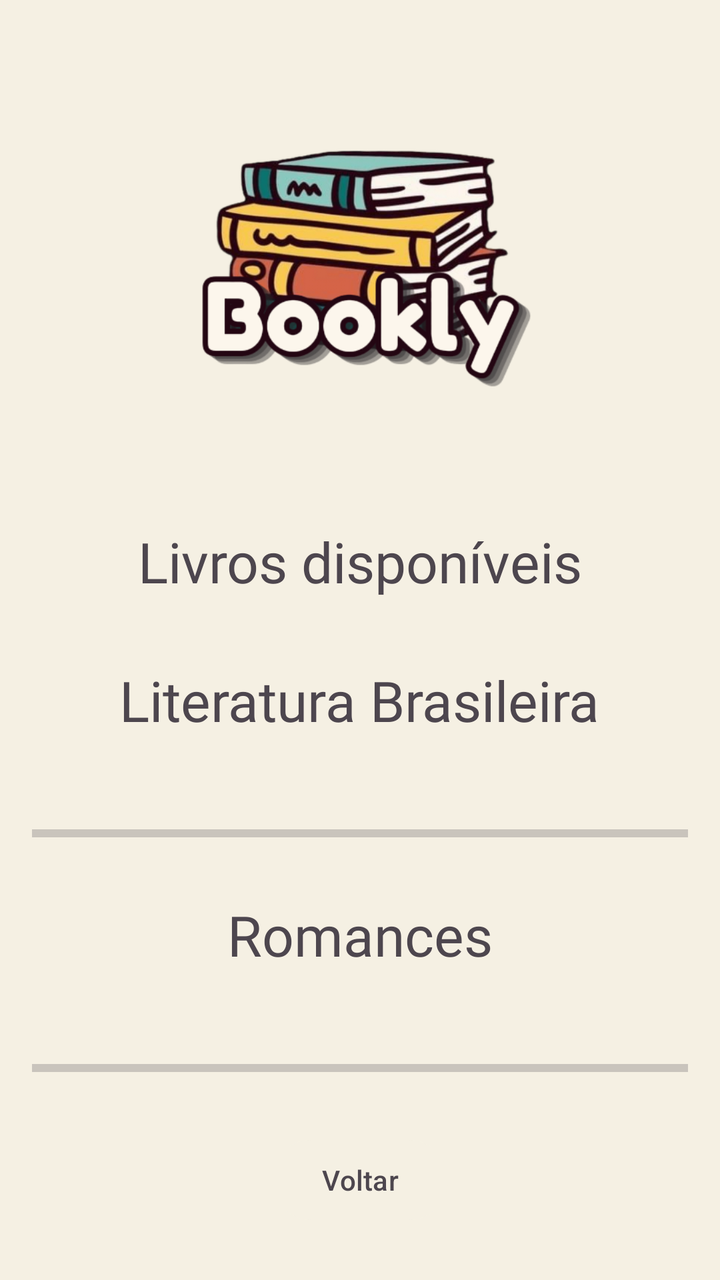
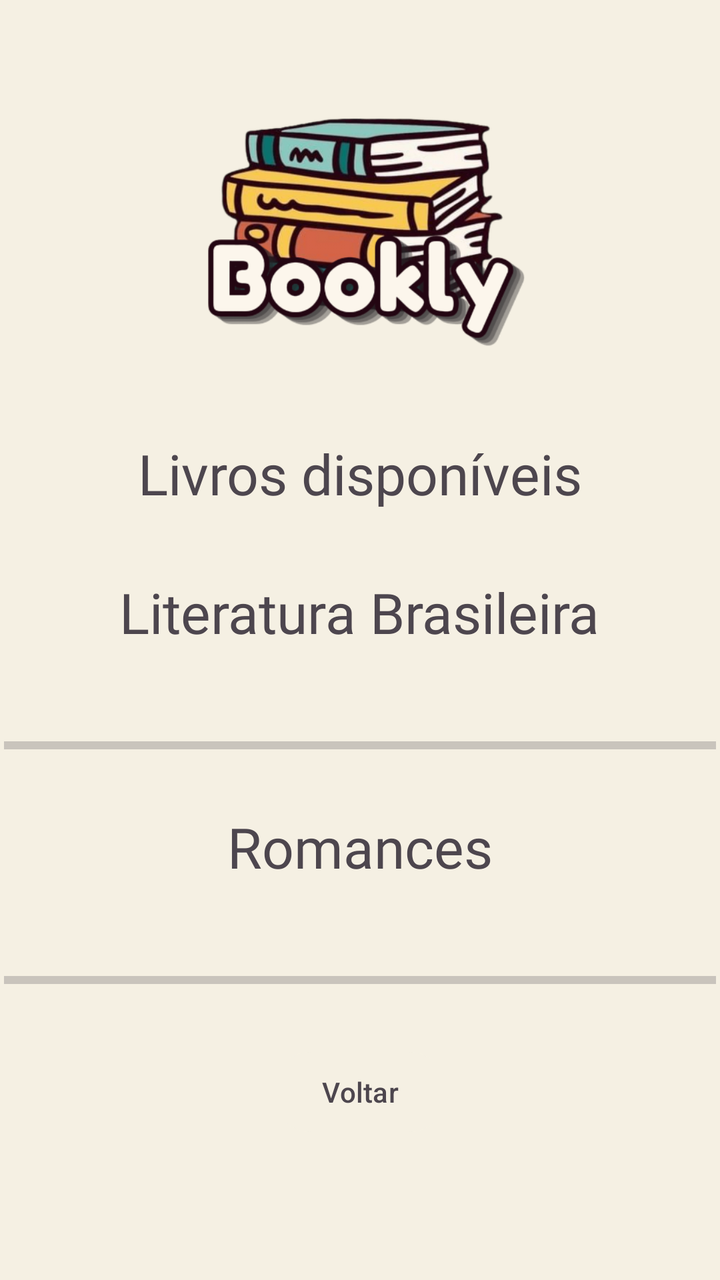

The first picture is an Android layout as it rendered before a commit; the second is the same layout after the commit. The layout source and the unified diff follow.
<!-- AndroidManifest.xml: application theme Theme.MeuProjetinhoArrasoBiblioteca -->
<!-- res/layout/activity_lista_livros2.xml -->
<?xml version="1.0" encoding="utf-8"?>
<androidx.core.widget.NestedScrollView xmlns:android="http://schemas.android.com/apk/res/android"
    xmlns:app="http://schemas.android.com/apk/res-auto"
    android:id="@+id/main"
    android:layout_width="match_parent"
    android:layout_height="match_parent"
    android:background="#F5F0E3"
    android:fillViewport="true">

    <LinearLayout
        android:layout_width="match_parent"
        android:layout_height="wrap_content"
        android:gravity="center_horizontal"
        android:orientation="vertical"
        android:padding="16dp">

        <ImageView
            android:id="@+id/imageView2"
            android:layout_width="235dp"
            android:layout_height="222dp"
            app:srcCompat="@drawable/bookly_logo" />

        <TextView
            android:layout_width="wrap_content"
            android:layout_height="wrap_content"
            android:layout_marginTop="24dp"
            android:fontFamily="@font/fredoka_one"
            android:text="Livros disponíveis"
            android:textColor="#4D464E"
            android:textSize="28sp" />

        <androidx.recyclerview.widget.RecyclerView
            android:id="@+id/recyclerViewLivros"
            android:layout_width="match_parent"
            android:layout_height="wrap_content"
            android:layout_marginTop="8dp"
            android:scrollbars="horizontal" />

        <TextView
            android:layout_width="wrap_content"
            android:layout_height="wrap_content"
            android:layout_marginTop="24dp"
            android:fontFamily="@font/fredoka_one"
            android:text="Literatura Brasileira"
            android:textColor="#4D464E"
            android:textSize="28sp" />

        <androidx.recyclerview.widget.RecyclerView
            android:id="@+id/recyclerViewMaisLivros"
            android:layout_width="match_parent"
            android:layout_height="wrap_content"
            android:layout_marginTop="8dp"
            android:scrollbars="horizontal" />

        <ProgressBar
            android:id="@+id/progressBar3"
            style="?android:attr/progressBarStyleHorizontal"
            android:layout_width="match_parent"
            android:layout_height="wrap_content"
            android:layout_marginTop="32dp" />

        <TextView
            android:layout_width="wrap_content"
            android:layout_height="wrap_content"
            android:layout_marginTop="24dp"
            android:fontFamily="@font/fredoka_one"
            android:text="Romances"
            android:textColor="#4D464E"
            android:textSize="28sp" />

        <androidx.recyclerview.widget.RecyclerView
            android:id="@+id/recyclerViewMaisLivros2"
            android:layout_width="match_parent"
            android:layout_height="wrap_content"
            android:layout_marginTop="8dp"
            android:scrollbars="horizontal" />

        <ProgressBar
            android:id="@+id/progressBar2"
            style="?android:attr/progressBarStyleHorizontal"
            android:layout_width="match_parent"
            android:layout_height="wrap_content"
            android:layout_marginTop="32dp" />

        <Button
            android:id="@+id/voltarmenu4"
            android:layout_width="wrap_content"
            android:layout_height="wrap_content"
            android:layout_marginTop="24dp"
            android:backgroundTint="#F5F0E3"
            android:text="Voltar"
            android:textColor="#4D464E" />

    </LinearLayout>
</androidx.core.widget.NestedScrollView>
<!-- resources referenced by this layout -->
<resources>
  <!-- drawable bookly_logo: png bitmap (drawable, 110113 bytes) -->
  <style name="Theme.MeuProjetinhoArrasoBiblioteca" parent="Base.Theme.MeuProjetinhoArrasoBiblioteca" />
  <style name="Base.Theme.MeuProjetinhoArrasoBiblioteca" parent="Theme.Material3.DayNight.NoActionBar">
          
          
      </style>
</resources>

<!-- the commit's change to res/layout/activity_lista_livros2.xml (unified diff, before → after) -->
@@ -12,20 +12,20 @@
         android:layout_height="wrap_content"
         android:gravity="center_horizontal"
         android:orientation="vertical"
-        android:padding="16dp">
+        android:padding="2dp">
 
         <ImageView
             android:id="@+id/imageView2"
-            android:layout_width="235dp"
-            android:layout_height="222dp"
+            android:layout_width="223dp"
+            android:layout_height="214dp"
             app:srcCompat="@drawable/bookly_logo" />
 
         <TextView
             android:layout_width="wrap_content"
             android:layout_height="wrap_content"
-            android:layout_marginTop="24dp"
+            android:layout_marginTop="2dp"
             android:fontFamily="@font/fredoka_one"
-            android:text="Livros disponíveis"
+            android:text="@string/livros_dispon_veis"
             android:textColor="#4D464E"
             android:textSize="28sp" />
 
@@ -41,7 +41,7 @@
             android:layout_height="wrap_content"
             android:layout_marginTop="24dp"
             android:fontFamily="@font/fredoka_one"
-            android:text="Literatura Brasileira"
+            android:text="@string/literatura_brasileira"
             android:textColor="#4D464E"
             android:textSize="28sp" />
 
@@ -64,7 +64,7 @@
             android:layout_height="wrap_content"
             android:layout_marginTop="24dp"
             android:fontFamily="@font/fredoka_one"
-            android:text="Romances"
+            android:text="@string/romances"
             android:textColor="#4D464E"
             android:textSize="28sp" />
 
@@ -88,7 +88,7 @@
             android:layout_height="wrap_content"
             android:layout_marginTop="24dp"
             android:backgroundTint="#F5F0E3"
-            android:text="Voltar"
+            android:text="@string/voltar"
             android:textColor="#4D464E" />
 
     </LinearLayout>
<!-- resource entries referenced after the edit -->
@@ -1,6 +1,10 @@
 <!-- resources referenced by this layout -->
 <resources>
   <!-- drawable bookly_logo: png bitmap (drawable, 110113 bytes) -->
+  <string name="literatura_brasileira">Literatura Brasileira</string>
+  <string name="livros_dispon_veis">Livros disponíveis</string>
+  <string name="romances">Romances</string>
+  <string name="voltar">Voltar</string>
   <style name="Theme.MeuProjetinhoArrasoBiblioteca" parent="Base.Theme.MeuProjetinhoArrasoBiblioteca" />
   <style name="Base.Theme.MeuProjetinhoArrasoBiblioteca" parent="Theme.Material3.DayNight.NoActionBar">
           
